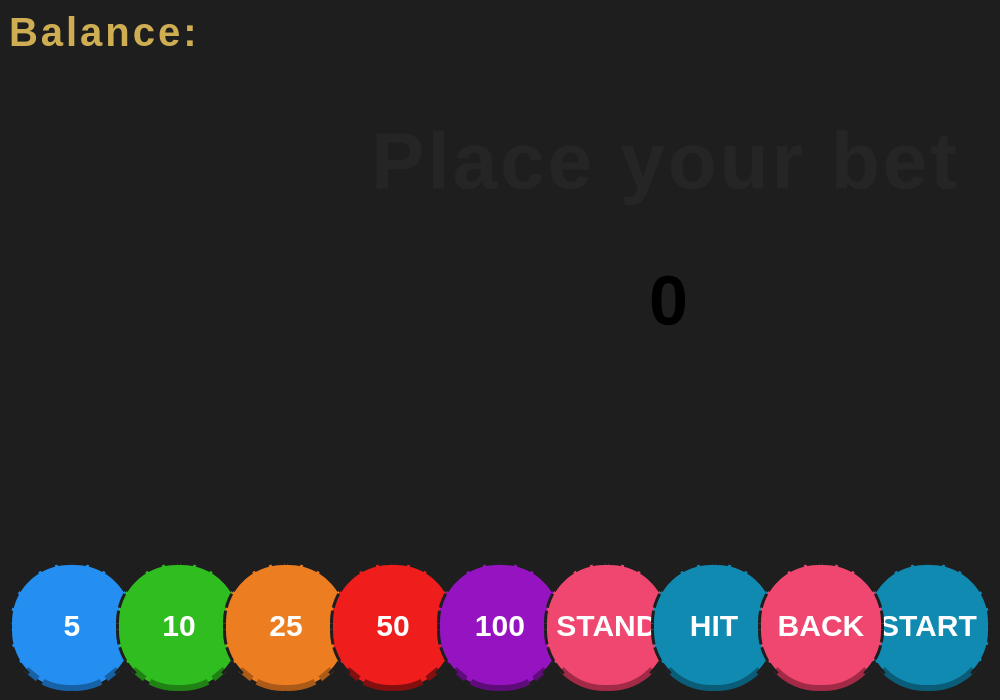
First picture: the form in ui/mainwindow.ui, repository miikeGit/Blackjack, before the edit.
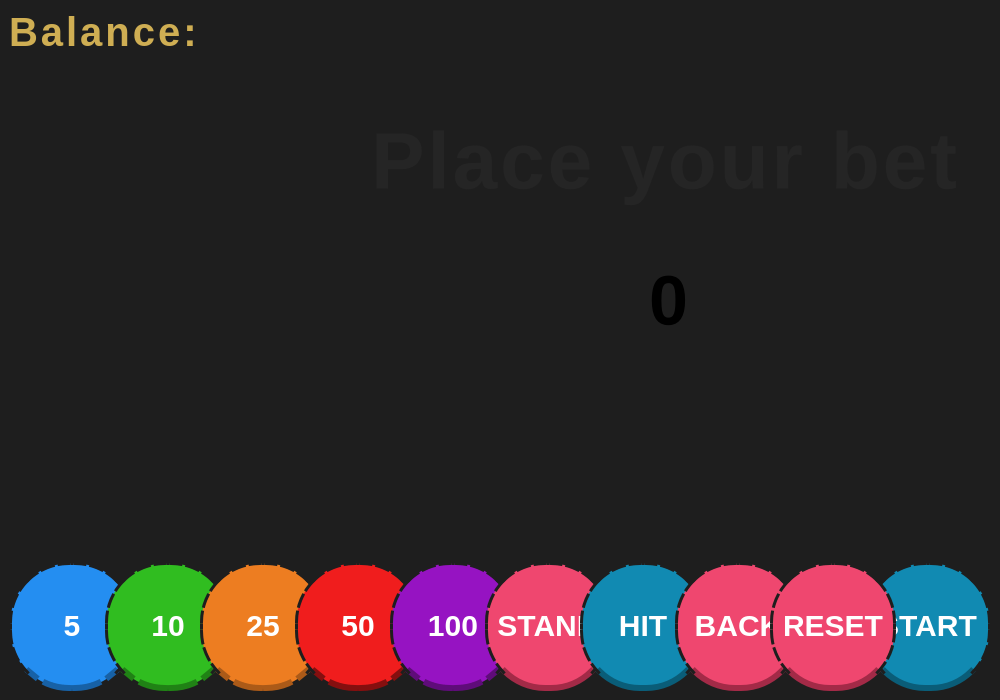
Second picture: the form after the edit.

Commit message: add reset bet button

Diff of the .ui file:
```diff
--- a/ui/mainwindow.ui
+++ b/ui/mainwindow.ui
@@ -56,6 +56,7 @@
     QPushButton#hitButton { background-color: #118ab2; border-bottom: 6px solid #0a5d78; }
     QPushButton#startButton { background-color: #118ab2; border-bottom: 6px solid #0a5d78; }
     QPushButton#backButton { background-color: #ef476f; border-bottom: 6px solid #a32a47; }
+    QPushButton#resetButton { background-color: #ef476f; border-bottom: 6px solid #a32a47; }
 
     QPushButton#bet5Button:hover { background-color: #1c7ed6; }
     QPushButton#bet10Button:hover { background-color: #269e1b; }
@@ -66,7 +67,7 @@
     QPushButton#hitButton:hover { background-color: #0e7496; }
     QPushButton#startButton:hover { background-color: #0e7496; }
     QPushButton#backButton:hover { background-color: #d6335a; }
-
+    QPushButton#resetButton:hover { background-color: #d6335a; }
 
     #balanceLabel { color: #cfae53; }
     #currentBetLabel { font-size: 70px; }
@@ -218,6 +219,13 @@
         </property>
        </widget>
       </item>
+      <item>
+       <widget class="QPushButton" name="resetButton">
+        <property name="text">
+         <string>RESET</string>
+        </property>
+       </widget>
+      </item>
      </layout>
     </item>
    </layout>
```
The commit also changes 1 other file.
